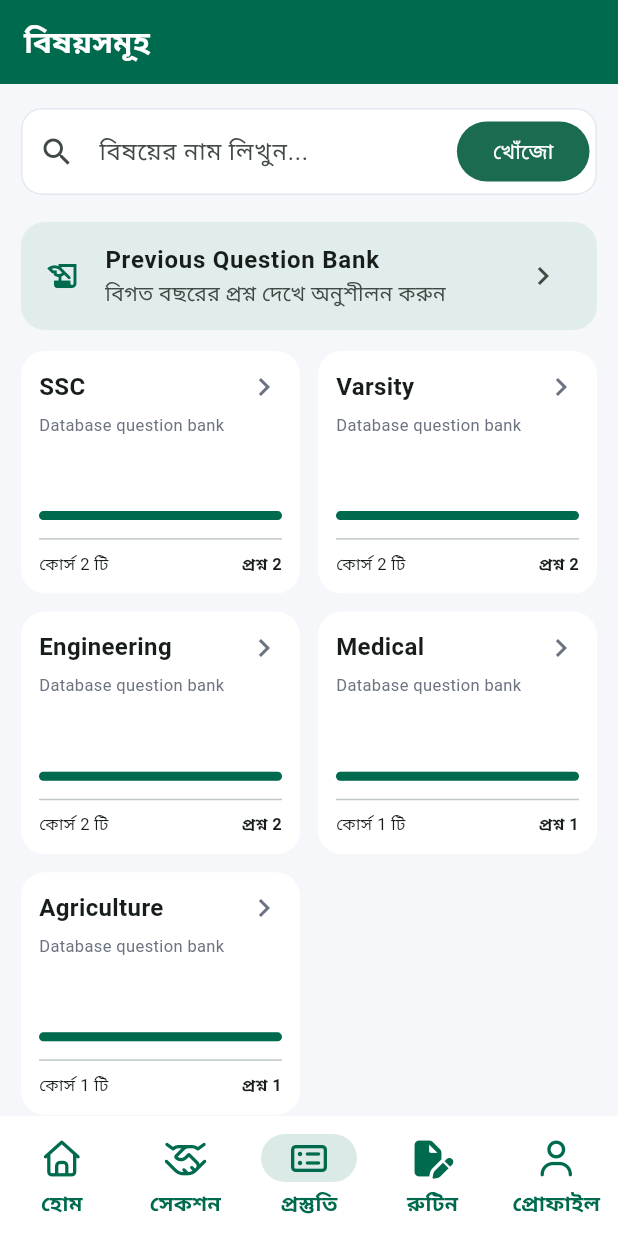
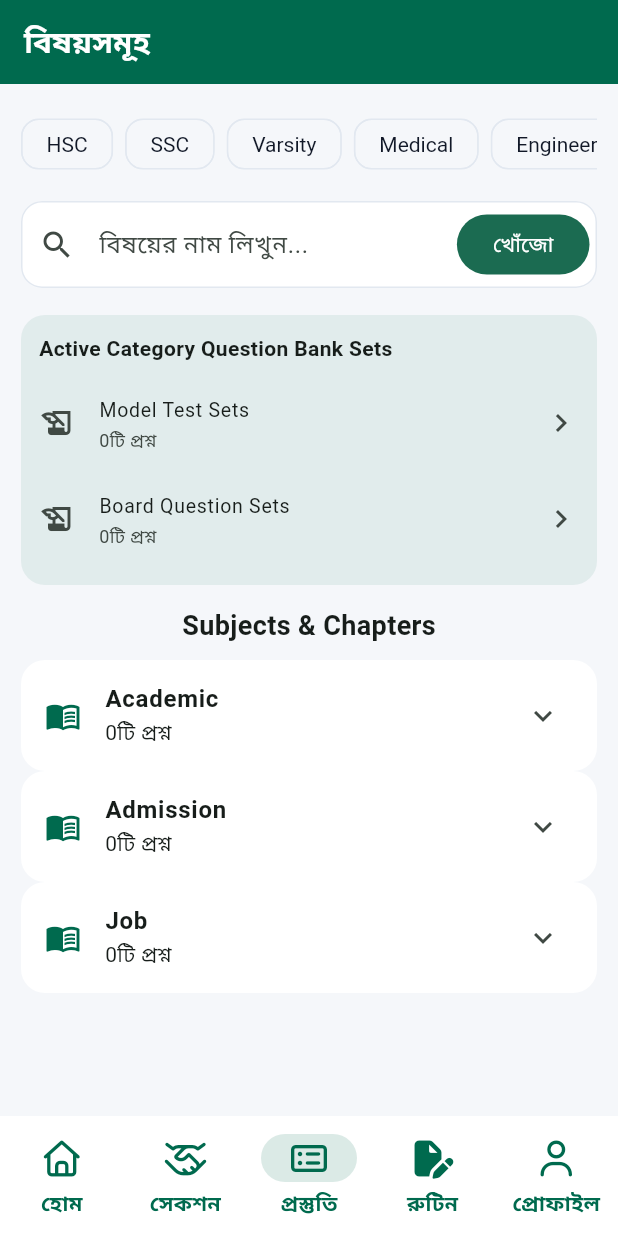
Before and after one commit to blackrithm/Biddyan-academic-admission-job-preparation-platform, a Flutter app: the SubjectCatalogScreen screen opened by its route, on a phone screen of 412 x 824 dp. Run offline on Flutter 3.47's test engine with Material 3 defaults, Android fonts, the phone set to English and light mode, and no system bars; our stand-ins replace flutter_riverpod, font_awesome_flutter, go_router; network calls fail.

Commit message:
feat: add dynamic category hierarchy filtering
Co-authored-by: Copilot <223556219+Copilot@users.noreply.github.com>

```diff
--- a/frontend/lib/core/router.dart
+++ b/frontend/lib/core/router.dart
@@ -49,7 +49,9 @@ final router = GoRouter(
     ),
     GoRoute(
       path: '/subject-catalog',
-      builder: (context, state) => const SubjectCatalogScreen(),
+      builder: (context, state) => SubjectCatalogScreen(
+        categoryName: state.uri.queryParameters['category'],
+      ),
     ),
     GoRoute(
       path: '/previous-question-bank',
--- a/frontend/lib/screens/home_screen.dart
+++ b/frontend/lib/screens/home_screen.dart
@@ -60,10 +60,8 @@ class HomeScreen extends ConsumerWidget {
               const SizedBox(height: 12),
               _CategoryGrid(
                 categories: _categories,
-                onCategoryTap: (category) => _showSectionMessage(
-                  context,
-                  category,
-                  'এই বিভাগের পরীক্ষা খুব শীঘ্রই যুক্ত হবে।',
+                onCategoryTap: (category) => context.go(
+                  '/subject-catalog?category=${Uri.encodeComponent(category)}',
                 ),
               ),
               const SizedBox(height: 24),
--- a/frontend/lib/screens/mobile_dashboard.dart
+++ b/frontend/lib/screens/mobile_dashboard.dart
@@ -141,12 +141,18 @@ class _DashboardHome extends StatelessWidget {
             ('ভর্তি পরীক্ষা', FontAwesomeIcons.graduationCap),
           ],
           onTap: (title) {
-            if (title == 'BCS প্রস্তুতি') {
-              context.push('/subject-practice');
+            if (title != 'প্রিলি ও লিখিত প্রস্তুতি' &&
+                title != 'ফ্রি সাপ্তাহিক মডেল টেস্ট') {
+              final category = switch (title) {
+                'BCS প্রস্তুতি' => 'BCS',
+                'ব্যাংক জব' => 'Bank',
+                _ => title,
+              };
+              context.push(
+                '/subject-catalog?category=${Uri.encodeComponent(category)}',
+              );
             } else if (title == 'প্রিলি ও লিখিত প্রস্তুতি') {
               context.push('/previous-question-bank');
-            } else if (title != 'ফ্রি সাপ্তাহিক মডেল টেস্ট') {
-              context.push('/subject-catalog');
             }
           },
         ),
--- a/frontend/lib/screens/subject_catalog_screen.dart
+++ b/frontend/lib/screens/subject_catalog_screen.dart
@@ -9,7 +9,9 @@ import '../services/services.dart';
 import '../widgets/brand_navigation.dart';
 
 class SubjectCatalogScreen extends ConsumerStatefulWidget {
-  const SubjectCatalogScreen({super.key});
+  const SubjectCatalogScreen({super.key, this.categoryName});
+
+  final String? categoryName;
 
   @override
   ConsumerState<SubjectCatalogScreen> createState() =>
@@ -29,19 +31,46 @@ class _SubjectCatalogScreenState extends ConsumerState<SubjectCatalogScreen> {
   Future<_CatalogData> _loadCatalog() async {
     final topics = await TopicService(apiClient).getTree();
     final questions = await QuestionService(apiClient).list();
-    final topicIds = <String>{
-      for (final question in questions) question.topicId
-    };
-    final visible = <TopicNode>[];
-    void walk(List<TopicNode> nodes) {
+
+    TopicNode? findCategory(List<TopicNode> nodes) {
       for (final node in nodes) {
-        if (topicIds.contains(node.id)) visible.add(node);
-        walk(node.children);
+        if (widget.categoryName == null ||
+            node.name.toLowerCase() == widget.categoryName!.toLowerCase()) {
+          return node;
+        }
+        final match = findCategory(node.children);
+        if (match != null) return match;
+      }
+      return null;
+    }
+
+    final category = findCategory(topics);
+    if (widget.categoryName == null || category == null) {
+      return _CatalogData(
+        category: null,
+        categories: topics,
+        topics: topics,
+        questions: questions,
+      );
+    }
+
+    final categoryIds = <String>{};
+    void collectIds(TopicNode node) {
+      categoryIds.add(node.id);
+      for (final child in node.children) {
+        collectIds(child);
       }
     }
 
-    walk(topics);
-    return _CatalogData(topics: visible, questions: questions);
+    collectIds(category);
+    return _CatalogData(
+      category: category,
+      categories: topics,
+      topics: [category],
+      questions: questions
+          .where((question) => categoryIds.contains(question.topicId))
+          .toList(),
+    );
   }
 
   @override
@@ -83,6 +112,11 @@ class _SubjectCatalogScreenState extends ConsumerState<SubjectCatalogScreen> {
                   padding: const EdgeInsets.fromLTRB(14, 16, 14, 24),
                   child: Column(
                     children: [
+                      _CategoryTabs(
+                        categories: snapshot.data!.categories,
+                        activeCategory: widget.categoryName,
+                      ),
+                      const SizedBox(height: 14),
                       TextField(
                         controller: _searchController,
                         onChanged: (_) => setState(() {}),
@@ -99,49 +133,23 @@ class _SubjectCatalogScreenState extends ConsumerState<SubjectCatalogScreen> {
                         ),
                       ),
                       const SizedBox(height: 18),
-                      Card(
-                        color: AppConstants.primary.withValues(alpha: 0.08),
-                        child: ListTile(
-                          leading: const Icon(Icons.history_edu,
-                              color: AppConstants.primary),
-                          title: const Text('Previous Question Bank',
-                              style: TextStyle(fontWeight: FontWeight.w700)),
-                          subtitle:
-                              const Text('বিগত বছরের প্রশ্ন দেখে অনুশীলন করুন'),
-                          trailing: const Icon(Icons.chevron_right),
-                          onTap: () => context.push('/previous-question-bank'),
+                      _QuestionBankSets(
+                        questions: snapshot.data!.questions,
+                        categoryName: snapshot.data!.category?.name,
+                      ),
+                      const SizedBox(height: 14),
+                      Text(
+                        'Subjects & Chapters${snapshot.data!.category == null ? '' : ' — ${snapshot.data!.category!.name}'}',
+                        style: const TextStyle(
+                          fontSize: 18,
+                          fontWeight: FontWeight.w700,
                         ),
                       ),
-                      const SizedBox(height: 14),
-                      GridView.builder(
-                        shrinkWrap: true,
-                        physics: const NeverScrollableScrollPhysics(),
-                        itemCount: filtered.length,
-                        gridDelegate:
-                            const SliverGridDelegateWithFixedCrossAxisCount(
-                          crossAxisCount: 2,
-                          crossAxisSpacing: 12,
-                          mainAxisSpacing: 12,
-                          childAspectRatio: 1.15,
-                        ),
-                        itemBuilder: (context, index) {
-                          final subject = filtered[index];
-                          final count = snapshot.data!.questions
-                              .where(
-                                  (question) => question.topicId == subject.id)
-                              .length;
-                          return _SubjectCard(
-                            name: subject.name,
-                            institution: 'Database question bank',
-                            courses: count,
-                            questions: '$count',
-                            progress: count == 0 ? 0 : 1,
-                            color: AppConstants.primary,
-                            onTap: () => context.push(
-                              '/subject-practice?topicId=${Uri.encodeComponent(subject.id)}&topicName=${Uri.encodeComponent(subject.name)}',
-                            ),
-                          );
-                        },
+                      const SizedBox(height: 10),
+                      for (final topic in filtered)
+                        _TopicTree(
+                          topic: topic,
+                          questions: snapshot.data!.questions,
                         ),
                       if (filtered.isEmpty)
                         const Padding(
@@ -168,87 +176,193 @@ class _SubjectCatalogScreenState extends ConsumerState<SubjectCatalogScreen> {
 /// Loaded catalog payload: the topics that have at least one MCQ plus the
 /// full question list used to compute per-subject question counts.
 class _CatalogData {
-  const _CatalogData({required this.topics, required this.questions});
+  const _CatalogData({
+    required this.category,
+    required this.categories,
+    required this.topics,
+    required this.questions,
+  });
 
+  final TopicNode? category;
+  final List<TopicNode> categories;
   final List<TopicNode> topics;
   final List<Question> questions;
 }
 
-class _SubjectCard extends StatelessWidget {
-  const _SubjectCard({
-    required this.name,
-    required this.institution,
-    required this.courses,
-    required this.questions,
-    required this.progress,
-    required this.color,
-    required this.onTap,
+class _CategoryTabs extends StatelessWidget {
+  const _CategoryTabs({
+    required this.categories,
+    required this.activeCategory,
   });
 
-  final String name;
-  final String institution;
-  final int courses;
-  final String questions;
-  final double progress;
-  final Color color;
-  final VoidCallback onTap;
+  final List<TopicNode> categories;
+  final String? activeCategory;
+
+  static const _fallbackCategories = [
+    'HSC',
+    'SSC',
+    'Varsity',
+    'Medical',
+    'Engineering',
+    'BCS',
+    'Bank',
+  ];
 
   @override
-  Widget build(BuildContext context) => Card(
-        child: InkWell(
-          onTap: onTap,
-          borderRadius: BorderRadius.circular(16),
+  Widget build(BuildContext context) {
+    final names = <String>{
+      ..._fallbackCategories,
+      for (final category in _flatten(categories))
+        if (_fallbackCategories.any(
+          (name) => name.toLowerCase() == category.name.toLowerCase(),
+        ))
+          category.name,
+    }.toList();
+
+    return SingleChildScrollView(
+      scrollDirection: Axis.horizontal,
+      child: Row(
+        children: [
+          for (final name in names)
+            Padding(
+              padding: const EdgeInsets.only(right: 8),
+              child: ChoiceChip(
+                label: Text(name),
+                selected: name.toLowerCase() ==
+                    (activeCategory ?? '').toLowerCase(),
+                onSelected: (_) => context.go(
+                  '/subject-catalog?category=${Uri.encodeComponent(name)}',
+                ),
+              ),
+            ),
+        ],
+      ),
+    );
+  }
+
+  static Iterable<TopicNode> _flatten(List<TopicNode> nodes) sync* {
+    for (final node in nodes) {
+      yield node;
+      yield* _flatten(node.children);
+    }
+  }
+}
+
+class _QuestionBankSets extends StatelessWidget {
+  const _QuestionBankSets({
+    required this.questions,
+    required this.categoryName,
+  });
+
+  final List<Question> questions;
+  final String? categoryName;
+
+  @override
+  Widget build(BuildContext context) {
+    final sets = <String>{};
+    for (final question in questions) {
+      if (question.examType?.isNotEmpty == true) sets.add(question.examType!);
+      if (question.questionSet?.isNotEmpty == true) {
+        sets.add(question.questionSet!);
+      }
+    }
+    if (sets.isEmpty) {
+      sets.addAll({'Model Test Sets', 'Board Question Sets'});
+    }
+
+    return Card(
+      color: AppConstants.primary.withValues(alpha: 0.08),
       child: Padding(
         padding: const EdgeInsets.all(12),
         child: Column(
           crossAxisAlignment: CrossAxisAlignment.start,
           children: [
-                Row(
-                  crossAxisAlignment: CrossAxisAlignment.start,
-                  children: [
-                    Expanded(
-                      child: Text(
-                        name,
-                        maxLines: 2,
-                        overflow: TextOverflow.ellipsis,
-                        style: const TextStyle(
-                            fontSize: 16, fontWeight: FontWeight.w700),
+            Text(
+              '${categoryName ?? 'Active Category'} Question Bank Sets',
+              style: const TextStyle(fontWeight: FontWeight.w700),
             ),
+            const SizedBox(height: 8),
+            for (final set in sets)
+              ListTile(
+                dense: true,
+                contentPadding: EdgeInsets.zero,
+                leading: const Icon(Icons.history_edu),
+                title: Text(set),
+                subtitle: Text(
+                  '${questions.where((question) => question.examType == set || question.questionSet == set).length}টি প্রশ্ন',
                 ),
-                    const Icon(Icons.chevron_right,
-                        color: AppConstants.mutedText),
-                  ],
-                ),
-                const SizedBox(height: 5),
-                Text(
-                  institution,
-                  style: const TextStyle(
-                      color: AppConstants.mutedText, fontSize: 11),
-                ),
-                const Spacer(),
-                LinearProgressIndicator(
-                  value: progress,
-                  minHeight: 6,
-                  borderRadius: BorderRadius.circular(8),
-                  color: color,
-                  backgroundColor: const Color(0xFFE1E5E8),
-                ),
-                const SizedBox(height: 12),
-                const Divider(height: 1),
-                const SizedBox(height: 8),
-                Row(
-                  mainAxisAlignment: MainAxisAlignment.spaceBetween,
-                  children: [
-                    Text('কোর্স $courses টি',
-                        style: const TextStyle(fontSize: 11)),
-                    Text('প্রশ্ন $questions',
-                        style: const TextStyle(
-                            fontSize: 11, fontWeight: FontWeight.w700)),
-                  ],
+                trailing: const Icon(Icons.chevron_right),
+                onTap: () => _showSet(context, set),
               ),
           ],
         ),
       ),
+    );
+  }
+
+  void _showSet(BuildContext context, String set) {
+    final matchingQuestions = questions
+        .where((question) =>
+            question.examType == set || question.questionSet == set)
+        .toList();
+    showModalBottomSheet<void>(
+      context: context,
+      builder: (context) => ListView(
+        padding: const EdgeInsets.all(16),
+        children: [
+          Text(
+            '$set${categoryName == null ? '' : ' — $categoryName'}',
+            style: const TextStyle(fontSize: 19, fontWeight: FontWeight.w700),
+          ),
+          const SizedBox(height: 8),
+          if (matchingQuestions.isEmpty)
+            const Padding(
+              padding: EdgeInsets.all(20),
+              child: Text('এই category-তে এখনো কোনো প্রশ্ন যোগ করা হয়নি।'),
+            ),
+          for (final question in matchingQuestions)
+            ListTile(
+              leading: const Icon(Icons.quiz),
+              title: Text(question.questionText),
+              subtitle: Text(question.questionSet ?? question.examType ?? ''),
+            ),
+        ],
       ),
     );
   }
+}
+
+class _TopicTree extends StatelessWidget {
+  const _TopicTree({required this.topic, required this.questions});
+
+  final TopicNode topic;
+  final List<Question> questions;
+
+  @override
+  Widget build(BuildContext context) {
+    final count = questions.where((question) => question.topicId == topic.id).length;
+    return Card(
+      child: ExpansionTile(
+        leading: const Icon(Icons.menu_book, color: AppConstants.primary),
+        title: Text(topic.name, style: const TextStyle(fontWeight: FontWeight.w700)),
+        subtitle: Text('$countটি প্রশ্ন'),
+        children: [
+          if (topic.children.isEmpty)
+            ListTile(
+              title: const Text('এই অধ্যায়ের প্রশ্ন অনুশীলন করুন'),
+              trailing: const Icon(Icons.chevron_right),
+              onTap: () => _openTopic(context, topic),
+            ),
+          for (final child in topic.children)
+            _TopicTree(topic: child, questions: questions),
+        ],
+      ),
+    );
+  }
+
+  static void _openTopic(BuildContext context, TopicNode topic) {
+    context.push(
+      '/subject-practice?topicId=${Uri.encodeComponent(topic.id)}&topicName=${Uri.encodeComponent(topic.name)}',
+    );
+  }
+}
```
Lines whose indentation alone changed are shown as unchanged.
